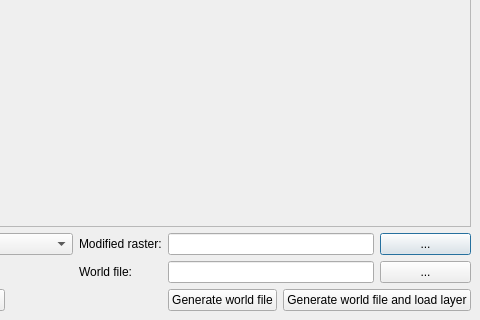
Above: qgspointdialogbase.ui from mmassing/georeferencer before the change; both pictures show x 223 to 703 and y 90 to 410 of the 703 by 410 pixel window. Below: the same form after it.
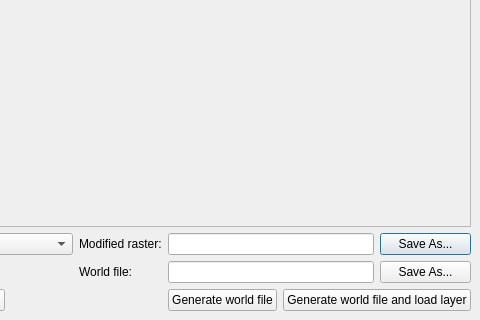
That is the form after the change. Icons and pictures are not drawn.

What changed in the file:
```diff
--- a/qgspointdialogbase.ui
+++ b/qgspointdialogbase.ui
@@ -228,14 +228,14 @@
    <item row="2" column="7" >
     <widget class="QPushButton" name="pbnSelectModifiedRaster" >
      <property name="text" >
-      <string>...</string>
+      <string>Save As...</string>
      </property>
     </widget>
    </item>
    <item row="3" column="7" >
     <widget class="QPushButton" name="pbnSelectWorldFile" >
      <property name="text" >
-      <string>...</string>
+      <string>Save As...</string>
      </property>
     </widget>
    </item>
```
